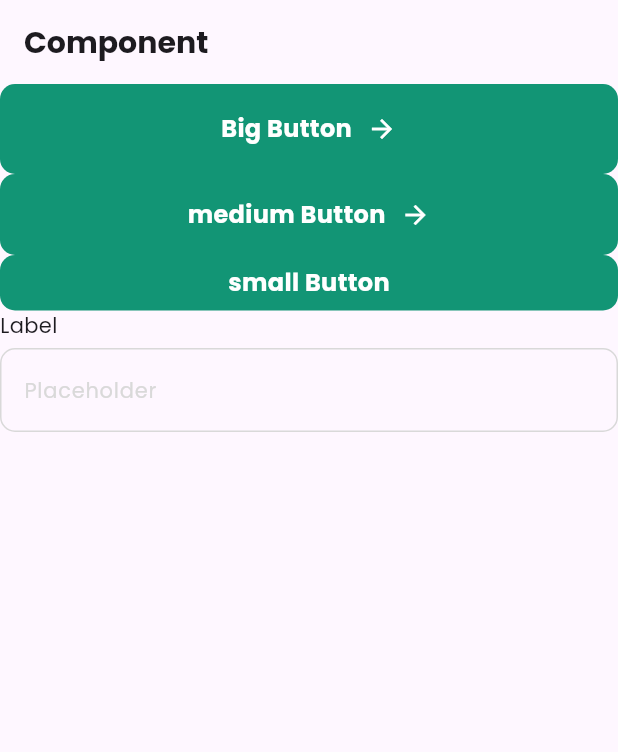
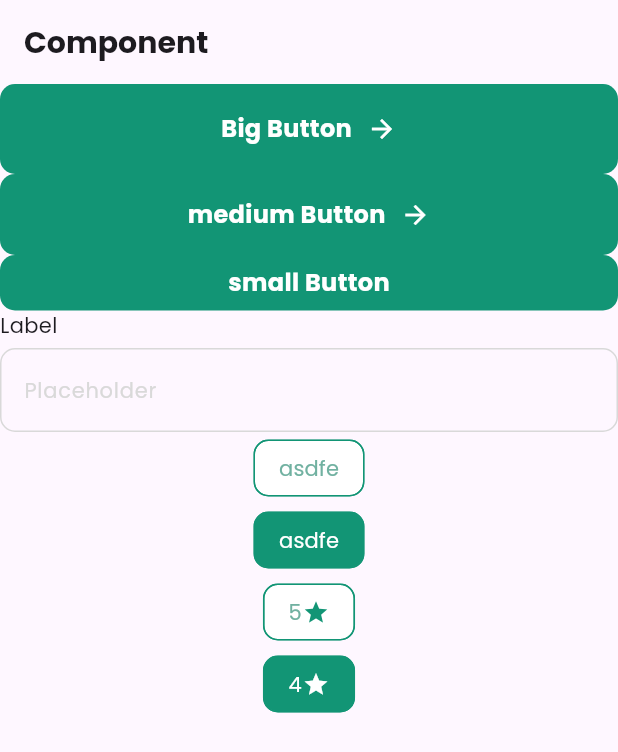
Before and after one commit to yooyeonhee/flutter_recipe, a Flutter app: the screen it shows after launch, on a phone screen of 412 x 824 dp. Shown: the top 752 px of the screen. Run offline on Flutter 3.47's test engine with Material 3 defaults, Android fonts, the phone set to English and light mode, and no system bars.

Commit message:
Feat: 필터 공통 컴포넌트 생성

```diff
--- /dev/null
+++ b/lib/core/presentation/components/filter_button.dart
@@ -0,0 +1,29 @@
+import 'package:flutter/material.dart';
+import 'package:recipe_flutter/ui/color_styles.dart';
+import 'package:recipe_flutter/ui/text_styles.dart';
+
+class FilterButton extends StatelessWidget {
+  final String text;
+  final bool isSelected;
+
+  const FilterButton(
+    this.text, {
+    super.key,
+    this.isSelected = false,
+  });
+
+  @override
+  Widget build(BuildContext context) {
+    return Chip(
+      backgroundColor: isSelected ? ColorStyles.primary100 : ColorStyles.white,
+      label: Text(
+        text,
+        style: TextStyles.smallTextRegular.copyWith(
+          color: isSelected ? ColorStyles.white : ColorStyles.primary80,
+        ),
+      ),
+      side: const BorderSide(color: ColorStyles.primary100),
+      shape: RoundedRectangleBorder(borderRadius: BorderRadius.circular(10)),
+    );
+  }
+}
--- /dev/null
+++ b/lib/core/presentation/components/rating_button.dart
@@ -0,0 +1,42 @@
+import 'package:flutter/material.dart';
+import 'package:recipe_flutter/ui/color_styles.dart';
+import 'package:recipe_flutter/ui/text_styles.dart';
+
+class RatingButton extends StatelessWidget {
+  final String text;
+  final bool isSelected;
+
+  const RatingButton(
+    this.text, {
+    super.key,
+    this.isSelected = false,
+  });
+
+  @override
+  Widget build(BuildContext context) {
+    return Chip(
+      backgroundColor: isSelected ? ColorStyles.primary100 : ColorStyles.white,
+      label: Row(
+        mainAxisSize: MainAxisSize.min,
+        children: [
+          Text(
+            text,
+            style: TextStyles.smallTextRegular.copyWith(
+              color: isSelected ? ColorStyles.white : ColorStyles.primary80,
+            ),
+          ),
+          const SizedBox(
+            width: 0.5,
+          ),
+          Icon(
+            size: 18,
+            Icons.star,
+            color: isSelected ? ColorStyles.white : ColorStyles.primary100,
+          )
+        ],
+      ),
+      side: const BorderSide(color: ColorStyles.primary100),
+      shape: RoundedRectangleBorder(borderRadius: BorderRadius.circular(10)),
+    );
+  }
+}
--- a/lib/main.dart
+++ b/lib/main.dart
@@ -1,7 +1,9 @@
 import 'package:flutter/material.dart';
 import 'package:recipe_flutter/core/presentation/components/big_button.dart';
+import 'package:recipe_flutter/core/presentation/components/filter_button.dart';
 import 'package:recipe_flutter/core/presentation/components/input_field.dart';
 import 'package:recipe_flutter/core/presentation/components/medium_button.dart';
+import 'package:recipe_flutter/core/presentation/components/rating_button.dart';
 import 'package:recipe_flutter/core/presentation/components/small_button.dart';
 import 'package:recipe_flutter/ui/text_styles.dart';
 
@@ -74,6 +76,22 @@ class MyHomePage extends StatelessWidget {
             },
           ),
           const InputField(label: 'Label', placeholder: 'Placeholder'),
+          const FilterButton(
+            'asdfe',
+            isSelected: false,
+          ),
+          const FilterButton(
+            'asdfe',
+            isSelected: true,
+          ),
+          const RatingButton(
+            '5',
+            isSelected: false,
+          ),
+          const RatingButton(
+            '4',
+            isSelected: true,
+          )
         ],
       ),
     );
```
